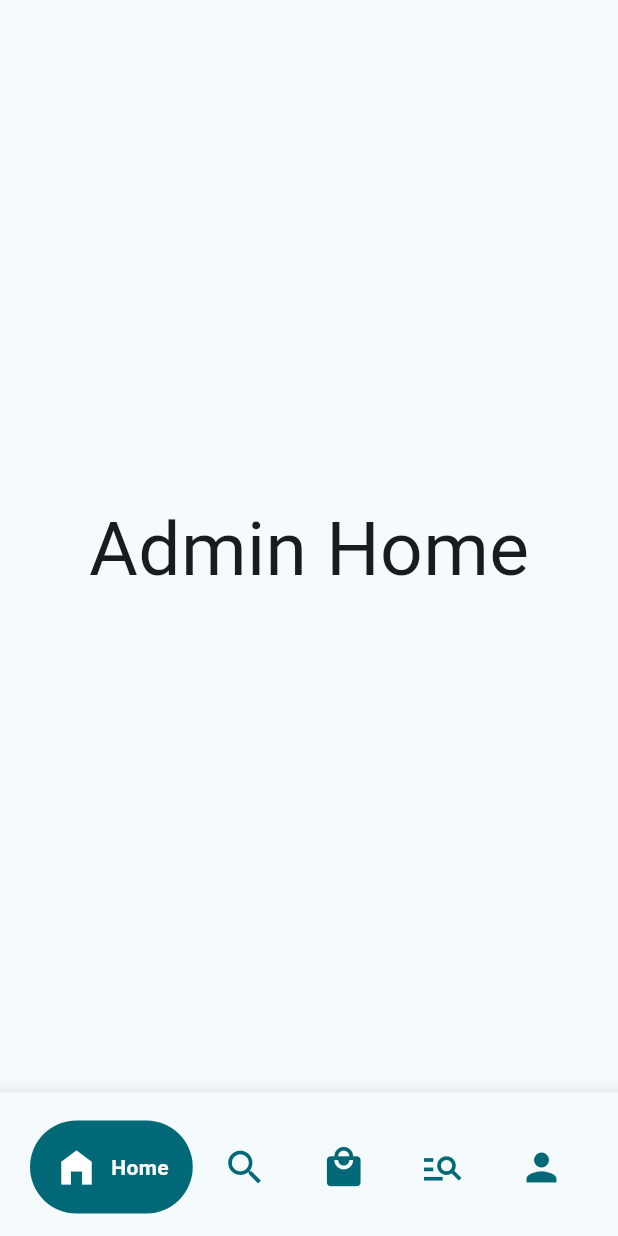
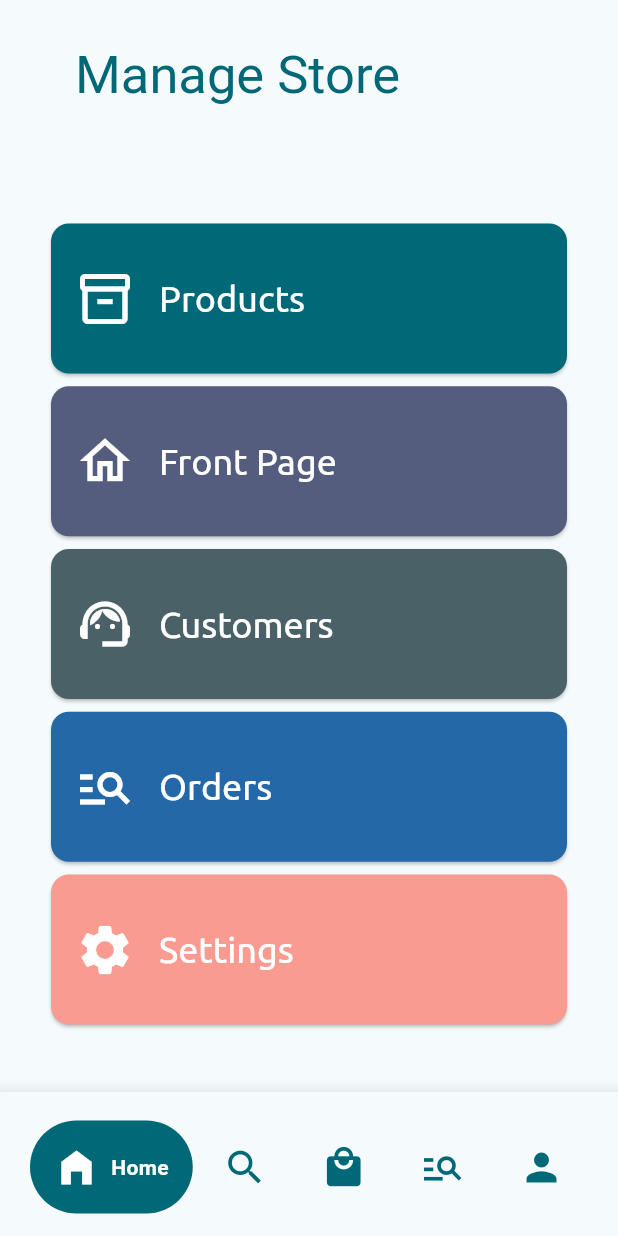
Before and after one commit to JKanaiya/FlutterBabyShopHub_eProject, a Flutter app: the AdminIndex screen opened directly, on a phone screen of 412 x 824 dp. Run offline on Flutter 3.47's test engine with Material 3 defaults, Android fonts, the phone set to English and light mode, and no system bars; drawn by our look-alikes of google_nav_bar; our stand-ins replace google_fonts, supabase_flutter; accounts and stored records are empty; network calls fail; Roboto replaces fonts that are missing (Delius Swash Caps, Delius Unicase).

Commit message:
Feat: Added Admin Home Page Design and Functionality to nav to proper pages

```diff
--- a/lib/main.dart
+++ b/lib/main.dart
@@ -23,8 +23,8 @@ class MyApp extends StatelessWidget {
   Widget build(BuildContext context) {
     TextTheme textTheme = createTextTheme(
       context,
+      "Delius Swash Caps",
       "Delius Unicase",
-      "Delius Swash Caps",
     );
     MaterialTheme theme = MaterialTheme(textTheme);
     return MaterialApp(
--- a/lib/screens/admin/admin_home.dart
+++ b/lib/screens/admin/admin_home.dart
@@ -5,8 +5,145 @@ class AdminHome extends StatelessWidget {
 
   @override
   Widget build(BuildContext context) {
-    return const Center(
-      child: Text('Admin Home', style: TextStyle(fontSize: 50)),
+    return Scaffold(
+      appBar: AppBar(
+        titleSpacing: 50,
+        toolbarHeight: 100,
+        title: Text(
+          "Manage Store",
+          selectionColor: Theme.of(context).colorScheme.primary,
+          style: TextStyle(
+            color: Theme.of(context).colorScheme.primary,
+            fontSize: 35,
+          ),
+        ),
+      ),
+      body: Padding(
+        padding: const EdgeInsets.symmetric(vertical: 45, horizontal: 30),
+        child: Column(
+          children: [
+            Card(
+              color: Theme.of(context).colorScheme.primary,
+              child: ListTile(
+                onTap: () {
+                  Navigator.push(
+                    context,
+                    // TODO: Add proper functionality to navigate to the appt page here
+                    MaterialPageRoute(builder: (context) => AdminHome()),
+                  );
+                },
+                minTileHeight: 100,
+                titleTextStyle: Theme.of(context).textTheme.headlineSmall,
+                iconColor: Theme.of(context).colorScheme.onPrimary,
+                leading: Icon(Icons.inventory_2_outlined, size: 40),
+                title: Text(
+                  "Products",
+                  style: TextStyle(
+                    color: Theme.of(context).colorScheme.onPrimary,
+                    fontFamily: "ubuntu",
+                  ),
+                ),
+              ),
+            ),
+            Spacer(),
+            Card(
+              color: Theme.of(context).colorScheme.tertiary,
+              child: ListTile(
+                onTap: () {
+                  Navigator.push(
+                    context,
+                    // TODO: Add proper functionality to navigate to the appt page here
+                    MaterialPageRoute(builder: (context) => AdminHome()),
+                  );
+                },
+                minTileHeight: 100,
+                titleTextStyle: Theme.of(context).textTheme.headlineSmall,
+                iconColor: Theme.of(context).colorScheme.onPrimary,
+                leading: Icon(Icons.home_outlined, size: 40),
+                title: Text(
+                  "Front Page",
+                  style: TextStyle(
+                    color: Theme.of(context).colorScheme.onPrimary,
+                    fontFamily: "ubuntu",
+                  ),
+                ),
+              ),
+            ),
+            Spacer(),
+            Card(
+              color: Theme.of(context).colorScheme.secondary,
+              child: ListTile(
+                onTap: () {
+                  Navigator.push(
+                    context,
+                    // TODO: Add proper functionality to navigate to the appt page here
+                    MaterialPageRoute(builder: (context) => AdminHome()),
+                  );
+                },
+                minTileHeight: 100,
+                titleTextStyle: Theme.of(context).textTheme.headlineSmall,
+                iconColor: Theme.of(context).colorScheme.onPrimary,
+                leading: Icon(Icons.support_agent_outlined, size: 40),
+                title: Text(
+                  "Customers",
+                  style: TextStyle(
+                    color: Theme.of(context).colorScheme.onPrimary,
+                    fontFamily: "ubuntu",
+                  ),
+                ),
+              ),
+            ),
+            Spacer(),
+            Card(
+              color: Color.fromARGB(255, 36, 104, 167),
+              child: ListTile(
+                onTap: () {
+                  Navigator.push(
+                    context,
+                    // TODO: Add proper functionality to navigate to the appt page here
+                    MaterialPageRoute(builder: (context) => AdminHome()),
+                  );
+                },
+                minTileHeight: 100,
+                titleTextStyle: Theme.of(context).textTheme.headlineSmall,
+                iconColor: Theme.of(context).colorScheme.onPrimary,
+                leading: Icon(Icons.manage_search, size: 40),
+                title: Text(
+                  "Orders",
+                  style: TextStyle(
+                    color: Theme.of(context).colorScheme.onPrimary,
+                    fontFamily: "ubuntu",
+                  ),
+                ),
+              ),
+            ),
+            Spacer(),
+            Card(
+              color: Color.fromARGB(255, 250, 155, 145),
+              child: ListTile(
+                onTap: () {
+                  Navigator.push(
+                    context,
+                    // TODO: Add proper functionality to navigate to the appt page here
+                    MaterialPageRoute(builder: (context) => AdminHome()),
+                  );
+                },
+                minTileHeight: 100,
+                titleTextStyle: Theme.of(context).textTheme.headlineSmall,
+                iconColor: Theme.of(context).colorScheme.onPrimary,
+                leading: Icon(Icons.settings, size: 40),
+                title: Text(
+                  "Settings",
+                  style: TextStyle(
+                    color: Theme.of(context).colorScheme.onPrimary,
+                    fontFamily: "ubuntu",
+                  ),
+                ),
+              ),
+            ),
+          ],
+        ),
+      ),
     );
   }
 }
```
Also changed, not shown: pubspec.yaml (+7 -12 lines), assets/fonts/Ubuntu-Italic.ttf (added), assets/fonts/Ubuntu-Regular.ttf (added).
